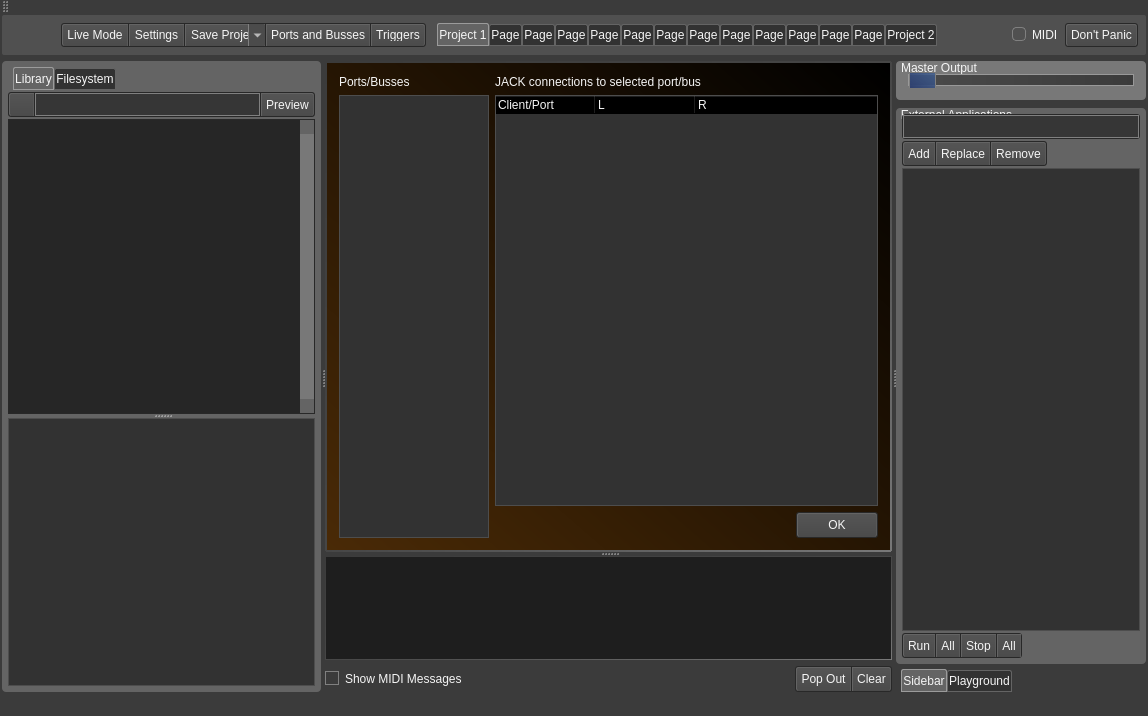
First picture: the form in src/mainwindow.ui, repository noedigcode/konfyt, before the edit.
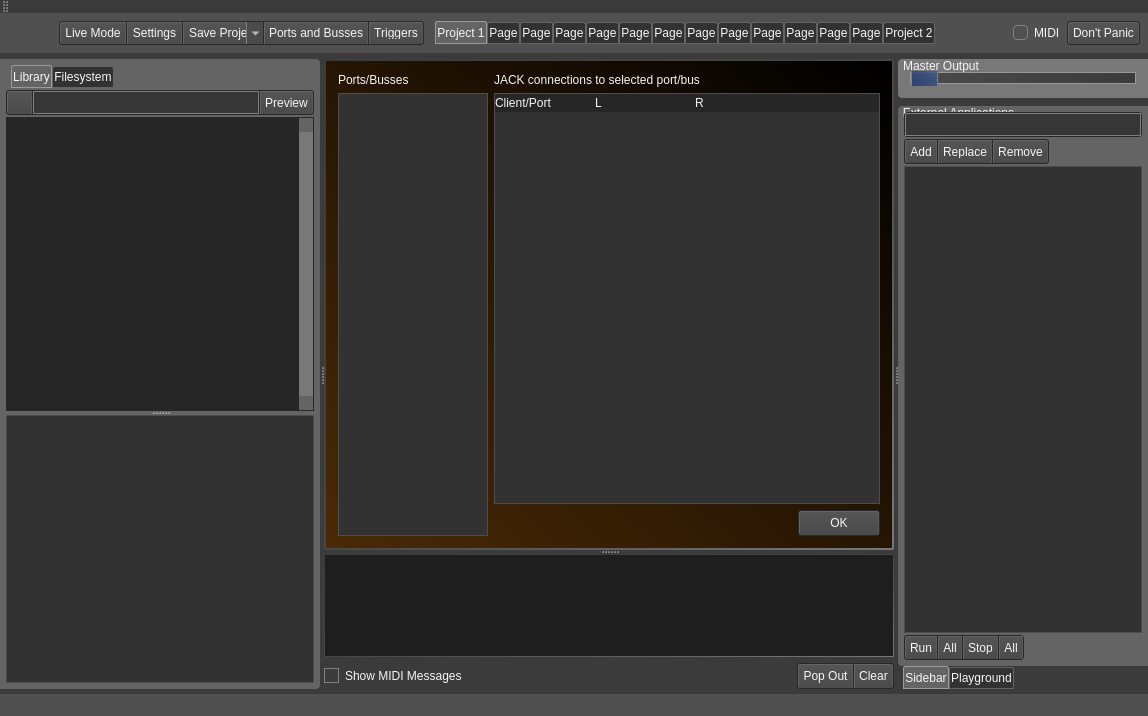
Second picture: the form after the edit. The open tabs and pages were chosen to show the change. Icons and pictures are not drawn.

Patch:
```diff
--- a/src/mainwindow.ui
+++ b/src/mainwindow.ui
@@ -30,6 +30,8 @@
 
 QCheckBox::indicator {
 	border: 1px solid grey;
+    width: 13px;
+    height: 13px;
 }
 
 QCheckBox::indicator:checked {
@@ -74,6 +76,12 @@
 	padding: 0 3px;
 }
 
+/* Header of tree widghets */
+QHeaderView::section {
+    background-color: rgb(38, 38, 38);
+    border: 0px;
+}
+
 QLabel{
 	background: rgba(0,0,0,0);
 }
@@ -401,21 +409,24 @@
 	background-color: black;
 	color: white;
 }
-</string>
+
+QStatusBar {
+    background-color: rgb(80, 80, 80);
+}</string>
   </property>
   <widget class="QWidget" name="centralWidget">
    <layout class="QGridLayout" name="gridLayout_15">
     <property name="leftMargin">
-     <number>2</number>
+     <number>0</number>
     </property>
     <property name="topMargin">
-     <number>2</number>
+     <number>0</number>
     </property>
     <property name="rightMargin">
-     <number>2</number>
+     <number>0</number>
     </property>
     <property name="bottomMargin">
-     <number>2</number>
+     <number>5</number>
     </property>
     <item row="0" column="0">
      <widget class="QGroupBox" name="groupBox_MainToolbar">
@@ -435,7 +446,7 @@
        <string notr="true">QGroupBox {
 	margin-top: 0px;
 	border: 0px;
-	border-radius: 2px;
+	border-radius: 0px;
 	background-color: rgb(80, 80, 80);
 	
 }</string>
@@ -669,6 +680,18 @@
        </item>
        <item>
         <widget class="QTabWidget" name="tabWidget_Projects">
+         <property name="minimumSize">
+          <size>
+           <width>0</width>
+           <height>0</height>
+          </size>
+         </property>
+         <property name="maximumSize">
+          <size>
+           <width>16777215</width>
+           <height>23</height>
+          </size>
+         </property>
          <property name="styleSheet">
           <string notr="true"/>
          </property>
@@ -877,12 +900,15 @@
           <number>0</number>
          </property>
          <item row="0" column="0">
-          <widget class="QGroupBox" name="groupBox">
+          <widget class="QGroupBox" name="groupBox_Library">
            <property name="styleSheet">
-            <string notr="true">QGroupBox{
+            <string notr="true">QGroupBox#groupBox_Library{
 	background-color: rgba(100,100,100, 255);
 	border: 0px solid;
-	border-radius: 4px;
+	border-top-left-radius: 0px;
+    border-bottom-left-radius: 0px;
+    border-top-right-radius: 4px;
+    border-bottom-right-radius: 4px;
 	margin-top: 0ex;
 	padding-top: 0ex;
 }</string>
@@ -1517,7 +1543,7 @@
          </size>
         </property>
         <property name="currentIndex">
-         <number>3</number>
+         <number>0</number>
         </property>
         <widget class="QWidget" name="PatchPage">
          <layout class="QGridLayout" name="gridLayout_9">
@@ -4820,6 +4846,9 @@
                </item>
                <item>
                 <widget class="QTreeWidget" name="tree_Connections">
+                 <property name="styleSheet">
+                  <string notr="true"/>
+                 </property>
                  <property name="alternatingRowColors">
                   <bool>false</bool>
                  </property>
@@ -5473,7 +5502,7 @@
           <number>0</number>
          </property>
          <property name="bottomMargin">
-          <number>5</number>
+          <number>0</number>
          </property>
          <property name="horizontalSpacing">
           <number>5</number>
@@ -5493,7 +5522,10 @@
             <string notr="true">QGroupBox{
 	background-color: rgba(100,100,100, 255);
 	border: 0px solid;
-	border-radius: 4px;
+	border-top-left-radius: 4px;
+    border-bottom-left-radius: 4px;
+    border-top-right-radius: 0px;
+    border-bottom-right-radius: 0px;
 	margin-top: 0ex;
 	padding-top: 2ex;
 }
@@ -5991,7 +6023,10 @@
 
 	background-color: rgba(120,120,120, 255);
 	border: 0px solid;
-	border-radius: 4px;
+    border-top-left-radius: 4px;
+    border-bottom-left-radius: 4px;
+    border-top-right-radius: 0px;
+    border-bottom-right-radius: 0px;
 	margin-top: 0ex;
 	padding-top: 2ex;
 }</string>
@@ -6086,7 +6121,7 @@
      <x>0</x>
      <y>0</y>
      <width>1148</width>
-     <height>19</height>
+     <height>22</height>
     </rect>
    </property>
   </widget>
```
